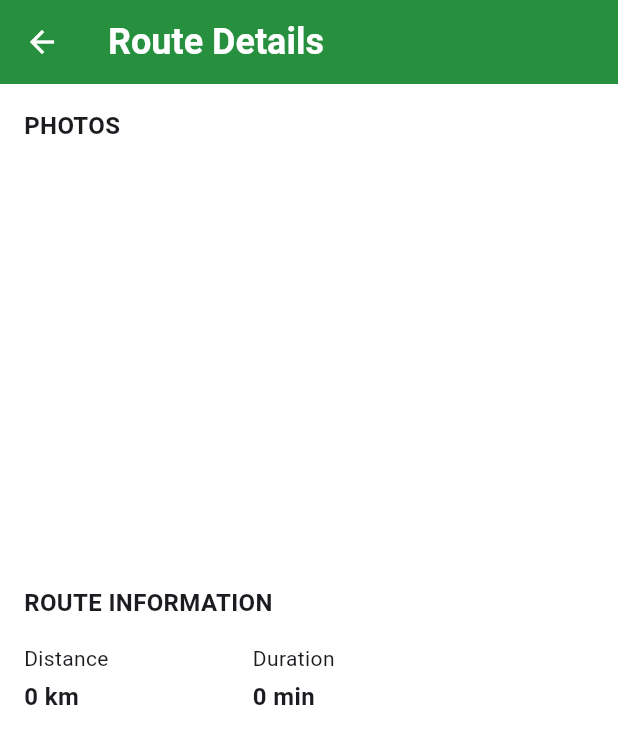
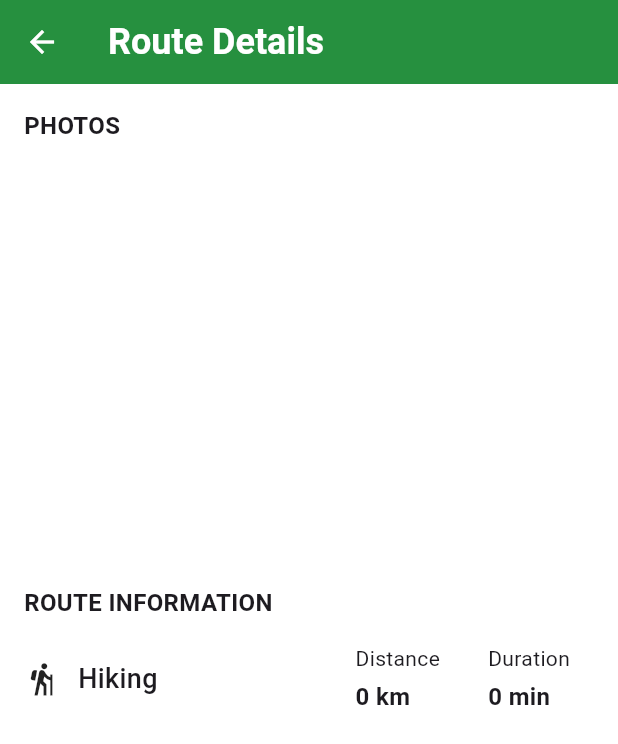
Before and after one commit to aaaaarsen/qaz-route-mobile, a Flutter app: the RouteDetailsScreen screen opened directly with empty values, on a phone screen of 412 x 824 dp. Shown: the top 744 px of the screen. Run offline on Flutter 3.47's test engine with Material 3 defaults, Android fonts, the phone set to English and light mode, and no system bars; our stand-ins replace auto_route, google_maps_flutter, supabase_flutter; missing offline and left inert: mobile_scanner; accounts and stored records are empty.

Commit message:
Сделаны визуальные изменения

```diff
--- a/lib/src/widget/route_details_screen/route_details_screen.dart
+++ b/lib/src/widget/route_details_screen/route_details_screen.dart
@@ -60,6 +60,20 @@ class RouteDetailsScreen extends StatelessWidget {
             const SizedBox(height: 16),
             Row(
               children: [
+                Row(
+                  children: [
+                    Icon(Icons.hiking, size: 24),
+                    const SizedBox(width: 12),
+                    Text(
+                      'Hiking',
+                      style: TextStyle(
+                        fontSize: 18,
+                        fontWeight: FontWeight.w500,
+                      ),
+                    ),
+                  ],
+                ),
+                Expanded(child: SizedBox.shrink()),
                 Column(
                   crossAxisAlignment: CrossAxisAlignment.start,
                   children: [
@@ -75,7 +89,7 @@ class RouteDetailsScreen extends StatelessWidget {
                     ),
                   ],
                 ),
-                const SizedBox(width: 96),
+                const SizedBox(width: 32),
                 Column(
                   crossAxisAlignment: CrossAxisAlignment.start,
                   children: [
@@ -91,6 +105,7 @@ class RouteDetailsScreen extends StatelessWidget {
                     ),
                   ],
                 ),
+                const SizedBox(width: 16),
               ],
             ),
           ],
```
Also changed, not shown: lib/src/widget/home_screen/home_screen.dart (+10 -4 lines).
